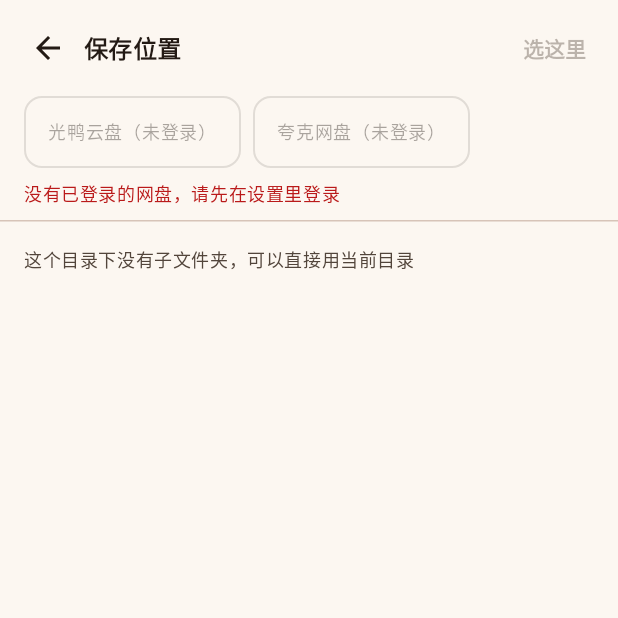
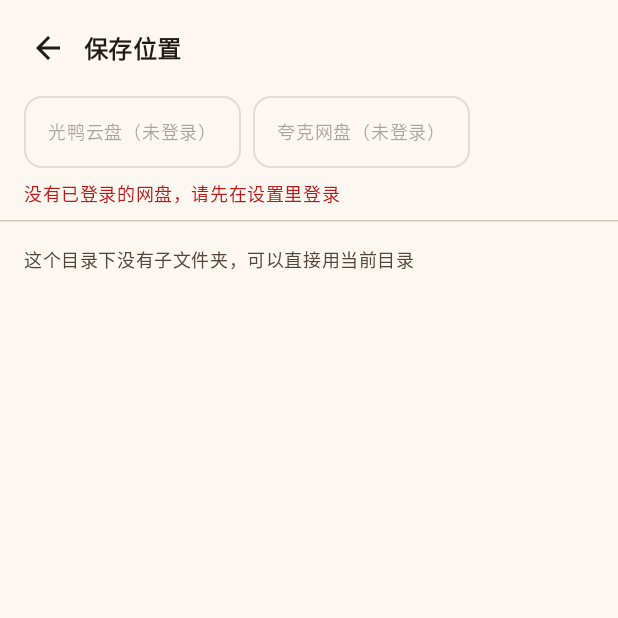
Before and after one commit to ASH-C776/zhuancun-miao, an Android app built with Jetpack Compose: the composable NewTaskScreen shown on its own in the app's theme, after a tap on "选择网盘 / 目录", on a phone screen of 412 x 824 dp, the top half of it. Run offline under Robolectric (Android 15) with nearby library versions, the phone set to English and light mode, and no system bars; 3 statements that could not run were skipped; 3 other taps on this screen came first.

Commit message:
Stage 20: 主页四键合一胶囊、底部按钮统一、保存位置返回即保存

```diff
--- a/app/src/main/java/com/ashchan/cloudsaver/ui/tasks/NewTaskScreen.kt
+++ b/app/src/main/java/com/ashchan/cloudsaver/ui/tasks/NewTaskScreen.kt
@@ -43,6 +43,7 @@ import androidx.compose.material3.Icon
 import androidx.compose.material3.IconButton
 import androidx.compose.material3.LinearProgressIndicator
 import androidx.compose.material3.MaterialTheme
+import androidx.compose.material3.OutlinedButton
 import androidx.compose.material3.OutlinedTextField
 import androidx.compose.material3.Scaffold
 import androidx.compose.material3.Surface
@@ -234,20 +235,27 @@ fun NewTaskScreen(
                     horizontalArrangement = Arrangement.End,
                     verticalAlignment = Alignment.CenterVertically,
                 ) {
-                    IconButton(
+                    // 两个按钮同一规格：48dp 高、并排等宽；「运行一次」描边、「保存」实心
+                    OutlinedButton(
                         onClick = { submit(SubmitMode.RUN) },
-                        modifier = Modifier.size(48.dp),
+                        modifier = Modifier
+                            .weight(1f)
+                            .height(48.dp),
                     ) {
                         Icon(
                             Icons.Default.PlayArrow,
-                            contentDescription = "运行一次",
-                            modifier = Modifier.size(24.dp),
+                            contentDescription = null,
+                            modifier = Modifier.size(20.dp),
                         )
+                        Spacer(Modifier.width(8.dp))
+                        Text("运行一次", fontWeight = FontWeight.SemiBold)
                     }
                     Spacer(Modifier.width(12.dp))
                     Button(
                         onClick = { submit(SubmitMode.SAVE) },
-                        modifier = Modifier.height(48.dp),
+                        modifier = Modifier
+                            .weight(1f)
+                            .height(48.dp),
                     ) {
                         Text("保存", fontWeight = FontWeight.SemiBold)
                     }
@@ -689,7 +697,13 @@ private fun SaveLocationDialog(
 
     // 不再起独立 Dialog 窗口：直接画在 Activity 同一个窗口里，与主页/设置页共用
     // enableEdgeToEdge，状态栏图标和底部小白条都是同一套沉浸效果（不会再冒出灰带）。
-    BackHandler { onDismiss() }
+    // 返回即确认：点左上箭头或用手势返回，都把当前所在目录写回表单。
+    // 但如果进来看了一眼就返回、没切过网盘也没下钻任何目录，则保持原有选择不动。
+    fun commitOrDismiss() {
+        val moved = type != initialDrive || crumb.isNotEmpty()
+        if (type != null && moved) onPick(type, currentFid, label) else onDismiss()
+    }
+    BackHandler { commitOrDismiss() }
     Surface(Modifier.fillMaxSize(), color = MaterialTheme.colorScheme.surface) {
         Column(
             Modifier
@@ -697,15 +711,15 @@ private fun SaveLocationDialog(
                 // 底色铺满整屏（含系统栏区域），正文让开两端的系统栏
                 .windowInsetsPadding(WindowInsets.safeDrawing)
         ) {
-                // 顶栏：返回 / 标题 / 选这里
+                // 顶栏：返回即保存，不再单独放「选这里」
                 Row(
                     Modifier
                         .fillMaxWidth()
                         .padding(horizontal = 8.dp, vertical = 8.dp),
                     verticalAlignment = Alignment.CenterVertically,
                 ) {
-                    IconButton(onClick = onDismiss) {
-                        Icon(Icons.AutoMirrored.Filled.ArrowBack, contentDescription = "返回")
+                    IconButton(onClick = { commitOrDismiss() }) {
+                        Icon(Icons.AutoMirrored.Filled.ArrowBack, contentDescription = "返回并保存")
                     }
                     Text(
                         "保存位置",
@@ -713,10 +727,6 @@ private fun SaveLocationDialog(
                         fontWeight = FontWeight.SemiBold,
                         modifier = Modifier.weight(1f),
                     )
-                    TextButton(
-                        onClick = { if (type != null) onPick(type, currentFid, label) },
-                        enabled = type != null && !loading,
-                    ) { Text("选这里", fontWeight = FontWeight.SemiBold) }
                 }
 
                 // 网盘切换：未登录的置灰，点了给提示
@@ -763,6 +773,14 @@ private fun SaveLocationDialog(
                                 scope.launch { jumpTo(crumb.take(index + 1)) }
                             }
                         }
+                        Spacer(Modifier.weight(1f))
+                        // 明确告知：返回就等于选中当前目录
+                        Text(
+                            "返回即保存",
+                            style = MaterialTheme.typography.bodySmall,
+                            color = MaterialTheme.colorScheme.primary,
+                            maxLines = 1,
+                        )
                     } else {
                         Text(
                             "没有已登录的网盘，请先在设置里登录",
```
Also changed, not shown: app/src/main/java/com/ashchan/cloudsaver/ui/tasks/TaskListScreen.kt (+10 -10 lines), 1 other file.
